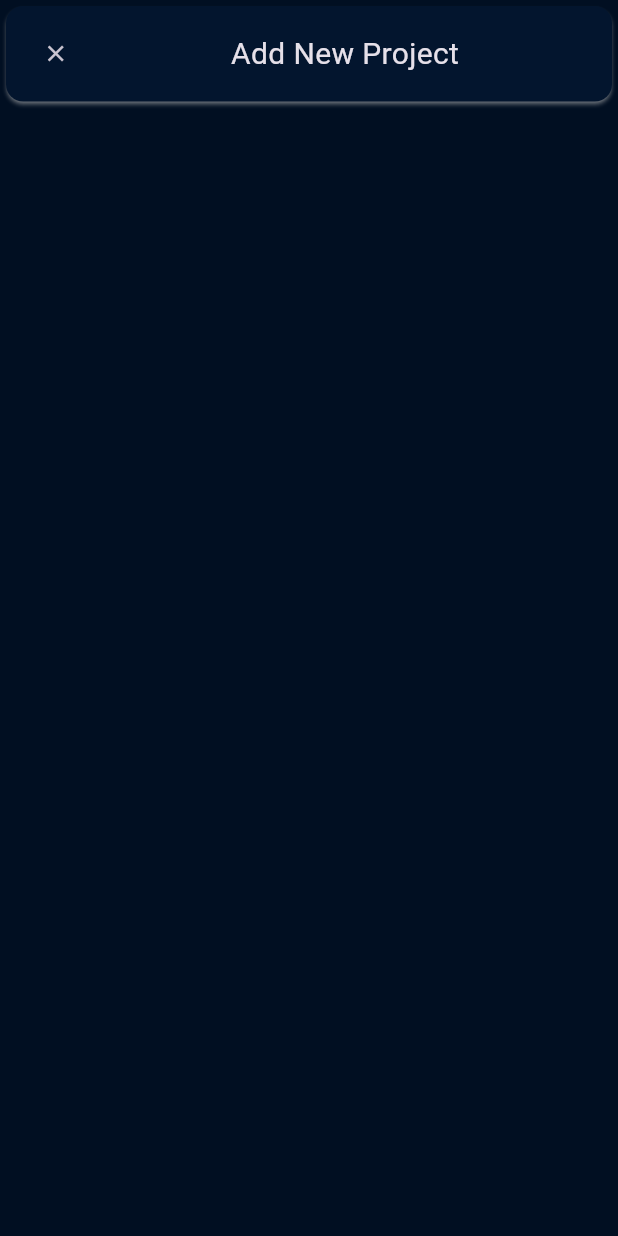
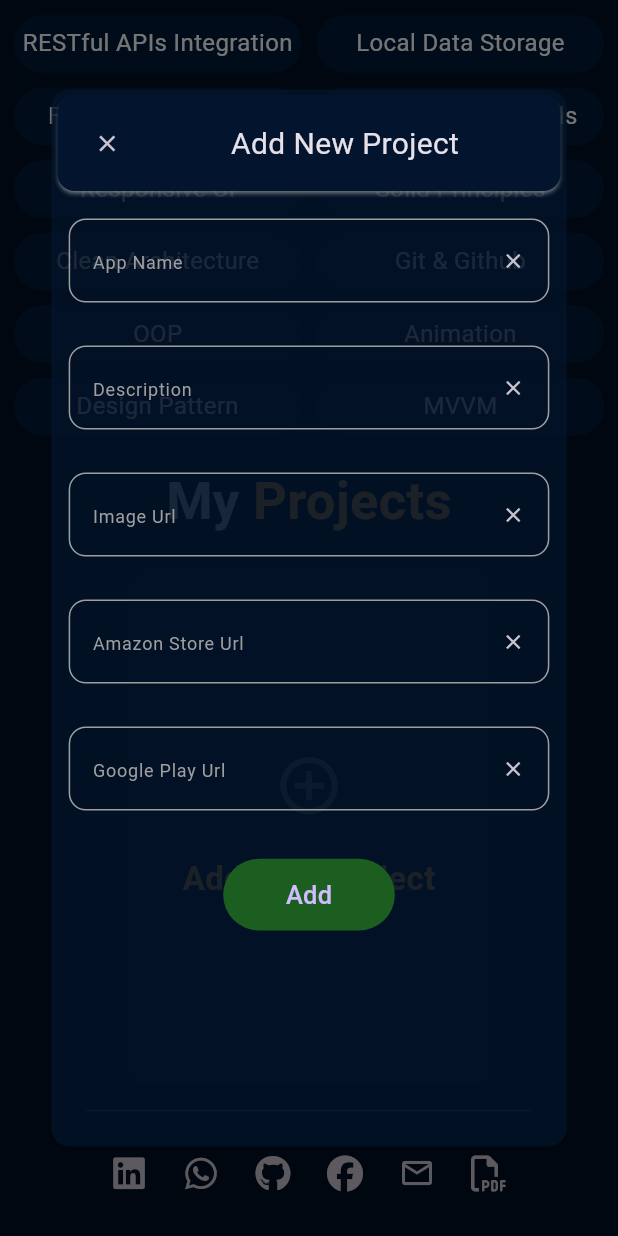
Before and after one commit to islamashraf011/My_Portfolio, a Flutter app: the screen it shows after launch, scrolled down 1050 dp, after a tap on "Add New Project", on a phone screen of 412 x 824 dp. Run offline on Flutter 3.47's test engine with Material 3 defaults, Android fonts, the phone set to English and light mode, and no system bars; our stand-ins replace flutter_screenutil, font_awesome_flutter, go_router, lottie.

Commit message:
Create Add New Project View & Add New Project View body to handle Show Dialog Details

```diff
--- /dev/null
+++ b/lib/core/constants/hint_text_list.dart
@@ -0,0 +1,7 @@
+const List<String> hintText = [
+  'App Name',
+  'Description',
+  'Image Url',
+  'Amazon Store Url',
+  'Google Play Url',
+];
--- a/lib/features/add_project/presentation/views/add_new_project_view.dart
+++ b/lib/features/add_project/presentation/views/add_new_project_view.dart
@@ -1,15 +1,20 @@
 import 'package:flutter/material.dart';
-import '../widgets/add_new_project_view_body.dart';
+import 'package:flutter_screenutil/flutter_screenutil.dart';
+import 'package:portfolio/core/utils/app_colors.dart';
+import 'package:portfolio/features/add_project/presentation/widgets/add_new_project_view_body.dart';
 
 class AddNewProjectView extends StatelessWidget {
   const AddNewProjectView({super.key});
 
   @override
   Widget build(BuildContext context) {
-    return const SafeArea(
-      child: Scaffold(
-        body: AddNewProjectViewBody(),
+    return Card(
+      margin: EdgeInsets.symmetric(
+        horizontal: ScreenUtil().screenWidth <= 690 ? 30.w : 100.w,
+        vertical: 50.h,
       ),
+      color: const Color(AppColors.kAppBarColor).withOpacity(0.7),
+      child: const AddNewProjectViewBody(),
     );
   }
 }
--- a/lib/features/add_project/presentation/widgets/add_new_project_view_body.dart
+++ b/lib/features/add_project/presentation/widgets/add_new_project_view_body.dart
@@ -1,4 +1,8 @@
 import 'package:flutter/material.dart';
+import 'package:flutter_screenutil/flutter_screenutil.dart';
+import 'package:portfolio/core/components/custom_text_button.dart';
+import 'package:portfolio/core/constants/hint_text_list.dart';
+import '../../../../core/components/custom_text_form_field_widget.dart';
 import 'add_new_project_app_bar.dart';
 
 class AddNewProjectViewBody extends StatelessWidget {
@@ -6,9 +10,23 @@ class AddNewProjectViewBody extends StatelessWidget {
 
   @override
   Widget build(BuildContext context) {
-    return const Column(
+    return ListView(
       children: [
-        AddNewProjectAppBar(),
+        const AddNewProjectAppBar(),
+        for (int i = 0; i < hintText.length; i++)
+          CustomTextFormFieldWidget(
+            hintText: hintText[i],
+          ),
+        SizedBox(
+          height: 15.h,
+        ),
+        CustomTextButton(
+          title: 'Add',
+          backgroundColor: Colors.green[900],
+          height: 40.h,
+          width: 100.w,
+          onPressed: () {},
+        ),
       ],
     );
   }
```
